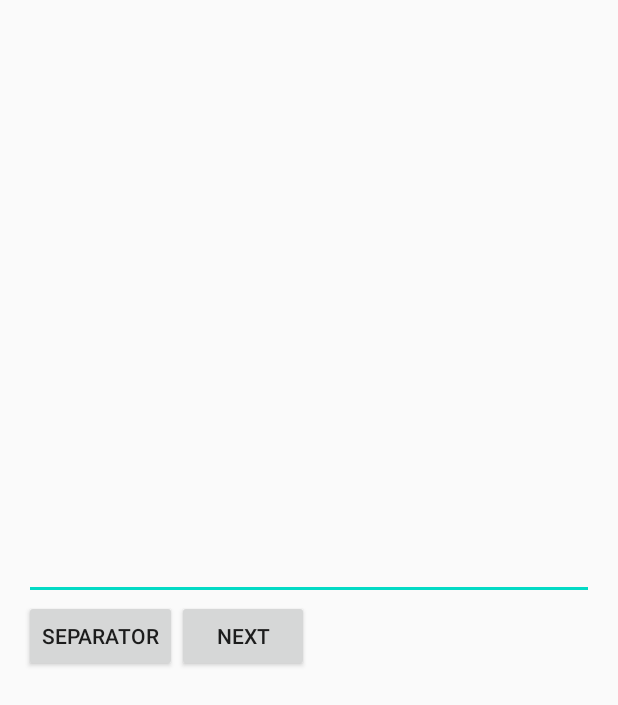
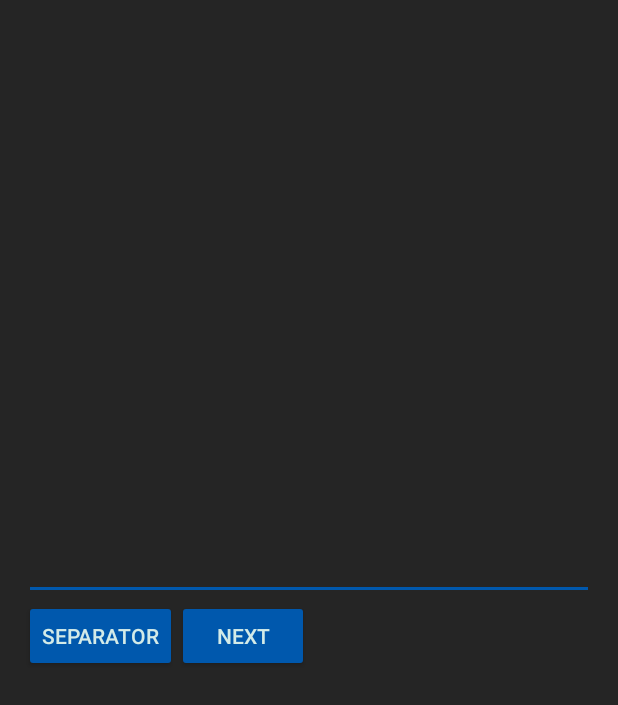
Before and after one commit to orzech123123/DungeonMelody, an Android app: the layout activity_create_melody_enter_tabs.xml on its own in the app's theme, with its tools: preview values and no code run, on a phone screen of 412 x 824 dp. Shown: the top 705 px of the screen. Run offline under Robolectric (Android 15) with nearby library versions, the phone set to English and light mode, and no system bars.

Commit message:
dark theme

```diff
--- a/app/src/main/res/layout/activity_create_melody_choose_video.xml
+++ b/app/src/main/res/layout/activity_create_melody_choose_video.xml
@@ -10,6 +10,7 @@
         android:id="@+id/videoUrlText"
         android:layout_height="wrap_content"
         android:layout_width="match_parent"
+        android:textColor="@color/colorTextDefault"
         android:inputType="text"/>
 
     <view
--- a/app/src/main/res/layout/activity_create_melody_enter_tabs.xml
+++ b/app/src/main/res/layout/activity_create_melody_enter_tabs.xml
@@ -2,6 +2,7 @@
 <TableLayout xmlns:android="http://schemas.android.com/apk/res/android"
     android:layout_width="match_parent"
     android:layout_height="match_parent"
+    xmlns:tools="http://schemas.android.com/tools"
     android:paddingLeft="16dp"
     android:paddingRight="16dp"
     android:orientation="vertical">
@@ -10,6 +11,7 @@
         android:id="@+id/tabsText"
         android:layout_width="0dp"
         android:layout_height="400dp"
+        android:textColor="@color/colorTextDefault"
         android:inputType="text|textMultiLine"
         />
 
--- a/app/src/main/res/values/colors.xml
+++ b/app/src/main/res/values/colors.xml
@@ -3,4 +3,7 @@
     <color name="colorPrimary">#6200EE</color>
     <color name="colorPrimaryDark">#3700B3</color>
     <color name="colorAccent">#03DAC5</color>
+    <color name="backgroundColor">#252525</color>
+    <color name="colorTextDefault">#d3ebe8</color>
+    <color name="colorControlsDefault">#0058ad</color>
 </resources>
--- a/app/src/main/res/values/styles.xml
+++ b/app/src/main/res/values/styles.xml
@@ -1,12 +1,14 @@
 <resources>
 
     <!-- Base application theme. -->
-    <style name="AppTheme" parent="Theme.AppCompat.Light.DarkActionBar">
+    <style name="AppTheme" parent="Theme.AppCompat.Light.NoActionBar">
         <!-- Customize your theme here. -->
         <item name="colorPrimary">@color/colorPrimary</item>
         <item name="colorPrimaryDark">@color/colorPrimaryDark</item>
-        <item name="colorAccent">@color/colorAccent</item>
-        <!--<item name="android:windowBackground">@color/colorAccent</item>-->
+        <item name="colorAccent">@color/colorControlsDefault</item>
+        <item name="android:windowBackground">@color/backgroundColor</item>
+        <item name="android:textColor">@color/colorTextDefault</item>
+        <item name="android:buttonStyle">@style/Widget.AppCompat.Button.Colored</item>
     </style>
 
 </resources>
```
